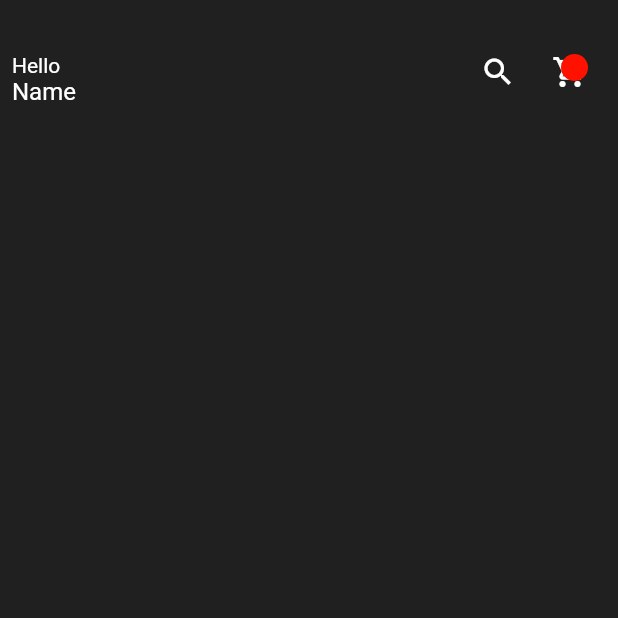
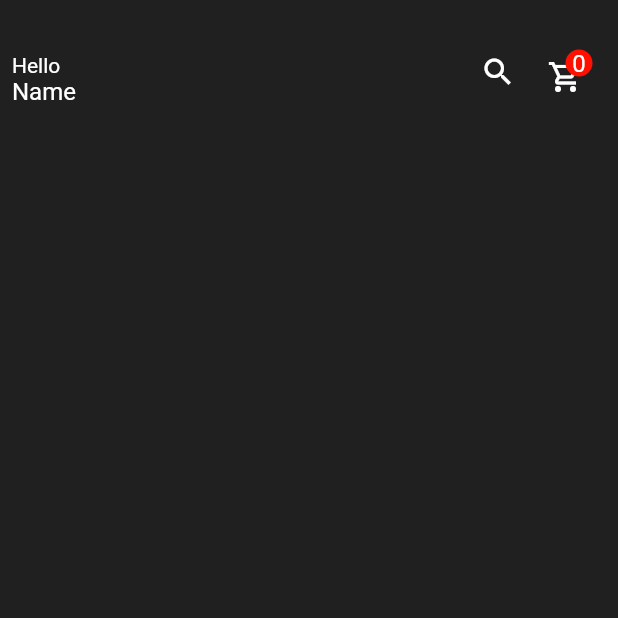
Before and after one commit to Siyahm/Time4Deal, a Flutter app: the BottomNavBar screen opened by its route, on a phone screen of 412 x 824 dp, the top half of it. Run offline on Flutter 3.47's test engine with Material 2 defaults, Android fonts, the light colour scheme and no system bars; our stand-ins replace dio, flutter_otp_text_field, flutter_rating_bar, flutter_secure_storage, fluttertoast, geolocator and 2 more; missing offline and left inert: flutter_carousel_slider, geocode, razorpay_flutter; accounts and stored records are empty; network calls fail.

Commit message:
modified wishlist UI and fixed bugs

```diff
--- a/lib/controller/product_details_controller/product_details_controller.dart
+++ b/lib/controller/product_details_controller/product_details_controller.dart
@@ -84,7 +84,7 @@ class ProductDetailsContoller with ChangeNotifier {
     notifyListeners();
   }
 
-  void onTapBuyButton(BuildContext context) {
+  void goToStepperScreen(BuildContext context) {
     Navigator.of(context).pushNamed(RouteNames.stepperScreens);
   }
 }
--- a/lib/helpers/app_colors.dart
+++ b/lib/helpers/app_colors.dart
@@ -2,6 +2,7 @@ import 'package:flutter/material.dart';
 
 class AppColors {
   static const bgColor = Color.fromARGB(255, 32, 32, 32);
+  static const blackColor = Colors.black;
   static const whiteColor = Colors.white;
   static const greyColor = Colors.grey;
   static const redColor = Color.fromARGB(255, 255, 17, 0);
--- a/lib/helpers/app_padding.dart
+++ b/lib/helpers/app_padding.dart
@@ -1,11 +1,13 @@
 import 'package:flutter/cupertino.dart';
 
 class AppPadding {
+  static const verticalPadding8 = EdgeInsets.symmetric(vertical: 8);
   static const horizPadding8 = EdgeInsets.symmetric(horizontal: 8);
   static const horizPadding5 = EdgeInsets.symmetric(horizontal: 5);
   static const horizPadding10 = EdgeInsets.symmetric(horizontal: 10);
   static const horizPadding15 = EdgeInsets.symmetric(horizontal: 15);
   static const allPadding8 = EdgeInsets.all(8);
+  static const allPadding2 = EdgeInsets.all(2);
   static const bottomOnly8 = EdgeInsets.only(bottom: 8);
   static const bottomOnly20 = EdgeInsets.only(bottom: 20);
 }
--- a/lib/helpers/sized_boxes.dart
+++ b/lib/helpers/sized_boxes.dart
@@ -11,6 +11,7 @@ class SizedBoxes {
   static const heightBox150 = SizedBox(height: 150);
 
   static const widthBox5 = SizedBox(width: 5);
+  static const widthBox8 = SizedBox(width: 8);
   static const widthBox10 = SizedBox(width: 10);
   static const widthBox15 = SizedBox(width: 15);
   static const widthBox20 = SizedBox(width: 20);
--- a/lib/view/product_details/widgets/elevatted_buttons.dart
+++ b/lib/view/product_details/widgets/elevatted_buttons.dart
@@ -23,7 +23,7 @@ class ElevattedButtons extends StatelessWidget {
               shape: RoundedRectangleBorder(
                   borderRadius: BorderRadius.circular(20))),
           onPressed: () {
-            productDetailsController.onTapBuyButton(context);
+            productDetailsController.goToStepperScreen(context);
           },
           child: const Text(
             'Buy Now',
--- a/lib/view/wish_list/wish_list.dart
+++ b/lib/view/wish_list/wish_list.dart
@@ -40,8 +40,8 @@ class MyWishList extends StatelessWidget {
                   : ListView.separated(
                       itemCount: value.wishListItemList.length,
                       itemBuilder: (context, index) => WishListItemTile(
-                        closeFunction: () {
-                          value.addOrRemoveWishListItem(
+                        closeFunction: () async {
+                          await value.addOrRemoveWishListItem(
                               value.wishListItemList[index].id);
                           value.getWishList();
                           log(index.toString());
--- a/lib/widgets/custom_app_bar_trailing.dart
+++ b/lib/widgets/custom_app_bar_trailing.dart
@@ -1,4 +1,6 @@
 import 'package:flutter/material.dart';
+import 'package:provider/provider.dart';
+import 'package:time4deal/controller/cart_controller/cart_controller.dart';
 import 'package:time4deal/helpers/app_colors.dart';
 import 'package:time4deal/routes/rout_names.dart';
 
@@ -24,13 +26,26 @@ class CustomAppbarTrailing extends StatelessWidget {
             await Navigator.of(context).pushNamed(RouteNames.myCart);
           },
           icon: Stack(
-            alignment: Alignment.topRight,
+            alignment: Alignment.bottomLeft,
             fit: StackFit.loose,
-            children: const [
-              Icon(Icons.shopping_cart_outlined),
-              CircleAvatar(
-                radius: 9,
-                backgroundColor: AppColors.redColor,
+            children: [
+              const SizedBox(
+                height: 30,
+                width: 30,
+              ),
+              const Icon(Icons.shopping_cart_outlined),
+              Positioned(
+                top: 0,
+                right: 0,
+                child: CircleAvatar(
+                  radius: 9,
+                  backgroundColor: AppColors.redColor,
+                  child: Consumer<CartController>(
+                      builder: (context, value, child) => Text(
+                            value.cartList.length.toString(),
+                            style: const TextStyle(color: AppColors.whiteColor),
+                          )),
+                ),
               )
             ],
           ),
--- a/lib/widgets/products_view.dart
+++ b/lib/widgets/products_view.dart
@@ -69,9 +69,9 @@ class ProductsView extends StatelessWidget {
             ),
             Consumer<WishListController>(
               builder: (context, value, child) => IconButton(
-                onPressed: () {
+                onPressed: () async {
                   log(model!.id.toString());
-                  value.addOrRemoveWishListItem(model!.id);
+                  await value.addOrRemoveWishListItem(model!.id);
                   value.getWishList();
                   // log(value.wishListItemList.toString());
                   // value.addFavourite(index);
```
Also changed, not shown: lib/view/wish_list/widgets/wish_list_items.dart (+25 -26 lines).
